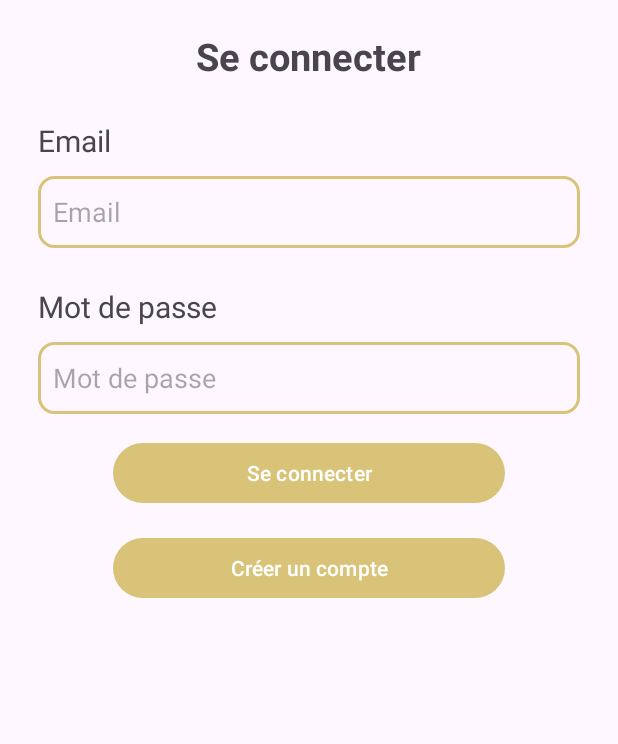
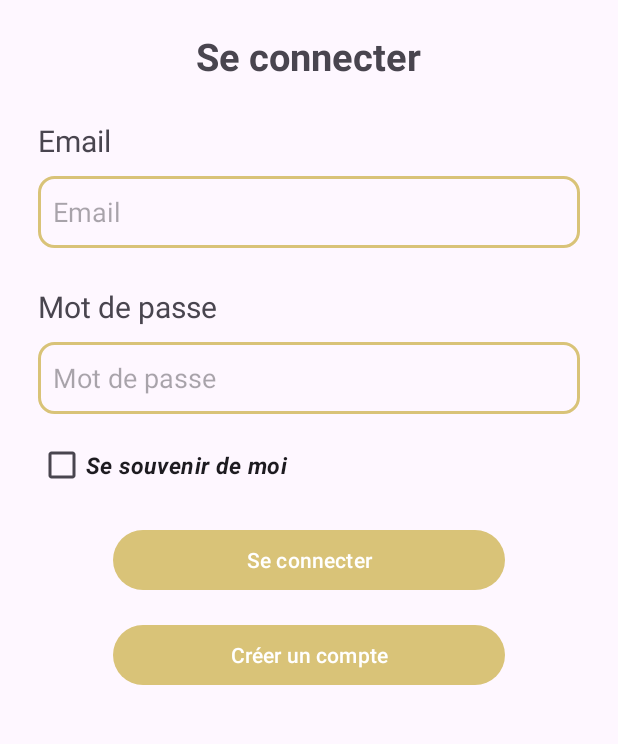
Before and after one commit to Abdel-kobbi/oujda-shop, an Android app: the screen it shows after launch (LoginActivity), on a phone screen of 412 x 824 dp, the part 285-1029 px from its top. Run offline under Robolectric (Android 15) with nearby library versions, the phone set to English and light mode, and no system bars.

Commit message:
Added 'Remember Me' feature for user session management.

```diff
--- a/app/src/main/AndroidManifest.xml
+++ b/app/src/main/AndroidManifest.xml
@@ -12,6 +12,9 @@
         android:supportsRtl="true"
         android:theme="@style/Theme.OujdaShop"
         tools:targetApi="31">
+        <activity
+            android:name=".MainActivity"
+            android:exported="false" />
         <activity
             android:name=".RegisterActivity"
             android:exported="false" />
--- a/app/src/main/java/com/kobbi/oujdashop/LoginActivity.java
+++ b/app/src/main/java/com/kobbi/oujdashop/LoginActivity.java
@@ -1,8 +1,10 @@
 package com.kobbi.oujdashop;
 
 import android.content.Intent;
+import android.content.SharedPreferences;
 import android.os.Bundle;
 import android.widget.Button;
+import android.widget.CheckBox;
 import android.widget.EditText;
 import android.widget.Toast;
 
@@ -12,28 +14,39 @@ import androidx.core.graphics.Insets;
 import androidx.core.view.ViewCompat;
 import androidx.core.view.WindowInsetsCompat;
 
+import com.google.android.material.snackbar.Snackbar;
 import com.kobbi.oujdashop.Models.User;
+
+import java.util.Objects;
 
 public class LoginActivity extends AppCompatActivity {
 
     private EditText email, password;
     private Button btnLogin, btnNewAccount;
 
+    private CheckBox rememberMe;
+
+    private SharedPreferences sharedPreferences;
+
     private Database db;
+    private Intent intent;
 
     @Override
     protected void onCreate(Bundle savedInstanceState) {
         super.onCreate(savedInstanceState);
         EdgeToEdge.enable(this);
         setContentView(R.layout.activity_login);
-        ViewCompat.setOnApplyWindowInsetsListener(findViewById(R.id.main), (v, insets) -> {
+        ViewCompat.setOnApplyWindowInsetsListener(findViewById(R.id.loginActivity), (v, insets) -> {
             Insets systemBars = insets.getInsets(WindowInsetsCompat.Type.systemBars());
             v.setPadding(systemBars.left, systemBars.top, systemBars.right, systemBars.bottom);
             return insets;
         });
 
+        sharedPreferences = getSharedPreferences("login", MODE_PRIVATE);
+
         email = findViewById(R.id.email);
         password = findViewById(R.id.password);
+        rememberMe = findViewById(R.id.rememberMe);
 
         btnLogin = findViewById(R.id.btnLogin);
         btnNewAccount = findViewById(R.id.btnNewAccount);
@@ -50,12 +63,16 @@ public class LoginActivity extends AppCompatActivity {
             try {
                 User user = db.authenticateUser(emailValue, passwordValue);
                 if (user != null) {
-                    Toast.makeText(getApplicationContext(), user.getNom(), Toast.LENGTH_LONG).show();
+                    if (rememberMe.isChecked()) {
+                        sharedPreferences.edit().putBoolean("isLogin", true).putInt("id", user.getId()).apply();
+                    }
+                    Intent intent = new Intent(getApplicationContext(), MainActivity.class);
+                    startActivity(intent);
                 } else {
-                    Toast.makeText(getApplicationContext(), "user not found", Toast.LENGTH_LONG).show();
+                    Snackbar.make(findViewById(R.id.loginActivity), "Email ou mot de passe incorrect.", Snackbar.LENGTH_LONG).show();
                 }
             } catch (Exception e) {
-                throw new RuntimeException(e);
+                Snackbar.make(findViewById(R.id.loginActivity), Objects.requireNonNull(e.getMessage()), Snackbar.LENGTH_LONG).show();
             }
 
         });
--- a/app/src/main/java/com/kobbi/oujdashop/SplashScreen.java
+++ b/app/src/main/java/com/kobbi/oujdashop/SplashScreen.java
@@ -1,6 +1,7 @@
 package com.kobbi.oujdashop;
 
 import android.content.Intent;
+import android.content.SharedPreferences;
 import android.os.Bundle;
 import android.os.Handler;
 
@@ -23,8 +24,15 @@ public class SplashScreen extends AppCompatActivity {
             return insets;
         });
 
+        SharedPreferences sharedPreferences = getSharedPreferences("login", MODE_PRIVATE);
+        boolean isLogin = sharedPreferences.getBoolean("isLogin", false);
         new Handler().postDelayed(() -> {
-            Intent intent = new Intent(getApplicationContext(), LoginActivity.class);
+            Intent intent;
+            if (isLogin) {
+                intent = new Intent(getApplicationContext(), MainActivity.class);
+            }else{
+                intent = new Intent(getApplicationContext(), LoginActivity.class);
+            }
             startActivity(intent);
             finish();
         }, 3000);
--- a/app/src/main/res/layout/activity_login.xml
+++ b/app/src/main/res/layout/activity_login.xml
@@ -2,7 +2,7 @@
 <LinearLayout xmlns:android="http://schemas.android.com/apk/res/android"
     xmlns:app="http://schemas.android.com/apk/res-auto"
     xmlns:tools="http://schemas.android.com/tools"
-    android:id="@+id/main"
+    android:id="@+id/loginActivity"
     android:layout_width="match_parent"
     android:layout_height="match_parent"
     android:layout_marginTop="90dp"
@@ -53,9 +53,8 @@
                 android:layout_height="48dp"
                 android:autofillHints="emailAddress"
                 android:background="@drawable/input_style"
-                android:inputType="textEmailAddress"
                 android:hint="@string/email"
-                />
+                android:inputType="textEmailAddress" />
 
         </LinearLayout>
 
@@ -80,9 +79,23 @@
                 android:layout_height="48dp"
                 android:autofillHints="emailAddress"
                 android:background="@drawable/input_style"
-                android:inputType="textPassword"
                 android:hint="@string/password"
-                />
+                android:inputType="textPassword" />
+        </LinearLayout>
+
+        <LinearLayout
+            android:layout_width="match_parent"
+            android:layout_height="wrap_content"
+            android:orientation="vertical"
+            android:paddingTop="10dp">
+
+            <CheckBox
+                android:id="@+id/rememberMe"
+                android:layout_width="match_parent"
+                android:layout_height="wrap_content"
+                android:text="@string/rememberMe"
+                android:textSize="15sp"
+                android:textStyle="bold|italic" />
         </LinearLayout>
 
         <LinearLayout
--- a/app/src/main/res/values/strings.xml
+++ b/app/src/main/res/values/strings.xml
@@ -9,4 +9,5 @@
     <string name="nom">Nom</string>
     <string name="prenom">Prénom</string>
     <string name="alreadyHaveAccount"><u>J\'ai déjà un compte</u></string>
+    <string name="rememberMe">Se souvenir de moi</string>
 </resources>
```
Also changed, not shown: app/src/main/java/com/kobbi/oujdashop/MainActivity.java (added, +24 -0 lines), app/src/main/res/layout/activity_main.xml (added, +18 -0 lines).
